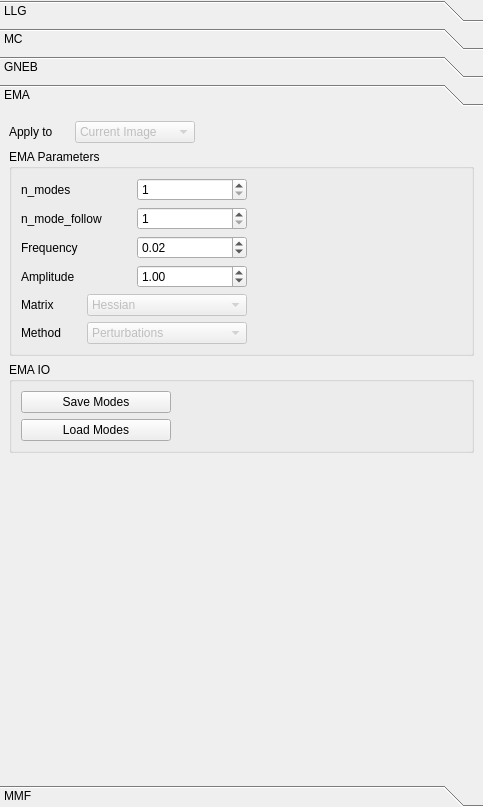
spirit-code/spirit, file ui-cpp/ui/ParametersWidget.ui: the form before one commit.
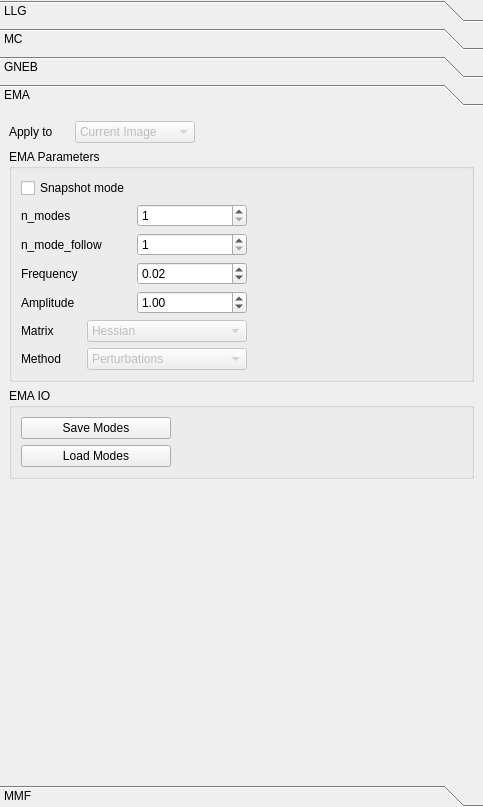
The form after the commit.

Commit message: Implemented Snapshot functionality for EMA method - Added boolean parameter snapshot in Parameters_Method_EMA - Added set and get functions for snapshot mode in API - Added checkBox in the Parameters EMA tab in UI

What changed in the file:
```diff
--- a/ui-cpp/ui/ParametersWidget.ui
+++ b/ui-cpp/ui/ParametersWidget.ui
@@ -1621,6 +1621,19 @@
            <string>EMA</string>
           </attribute>
           <layout class="QGridLayout" name="gridLayout_18">
+           <item row="10" column="1">
+            <spacer name="verticalSpacer_6">
+             <property name="orientation">
+              <enum>Qt::Vertical</enum>
+             </property>
+             <property name="sizeHint" stdset="0">
+              <size>
+               <width>20</width>
+               <height>40</height>
+              </size>
+             </property>
+            </spacer>
+           </item>
            <item row="4" column="1">
             <widget class="QGroupBox" name="groupBox_8">
              <property name="title">
@@ -1725,7 +1738,7 @@
               <string>EMA Parameters</string>
              </property>
              <layout class="QGridLayout" name="gridLayout_22">
-              <item row="1" column="0">
+              <item row="3" column="0">
                <layout class="QGridLayout" name="gridLayout_17">
                 <item row="1" column="0">
                  <widget class="QLabel" name="label_14">
@@ -1795,7 +1808,7 @@
                 </item>
                </layout>
               </item>
-              <item row="0" column="0">
+              <item row="1" column="0">
                <layout class="QGridLayout" name="gridLayout_21">
                 <item row="2" column="1">
                  <widget class="QSpinBox" name="spinBox_ema_n_modes">
@@ -1885,7 +1898,7 @@
                 </item>
                </layout>
               </item>
-              <item row="0" column="1">
+              <item row="1" column="1">
                <spacer name="horizontalSpacer_11">
                 <property name="orientation">
                  <enum>Qt::Horizontal</enum>
@@ -1898,22 +1911,16 @@
                 </property>
                </spacer>
               </item>
+              <item row="0" column="0">
+               <widget class="QCheckBox" name="checkBox_snapshot_mode">
+                <property name="text">
+                 <string>Snapshot mode</string>
+                </property>
+               </widget>
+              </item>
              </layout>
             </widget>
            </item>
-           <item row="11" column="1">
-            <spacer name="verticalSpacer_6">
-             <property name="orientation">
-              <enum>Qt::Vertical</enum>
-             </property>
-             <property name="sizeHint" stdset="0">
-              <size>
-               <width>20</width>
-               <height>40</height>
-              </size>
-             </property>
-            </spacer>
-           </item>
           </layout>
          </widget>
          <widget class="QWidget" name="page_2">
```
The commit also changes 8 other files.
